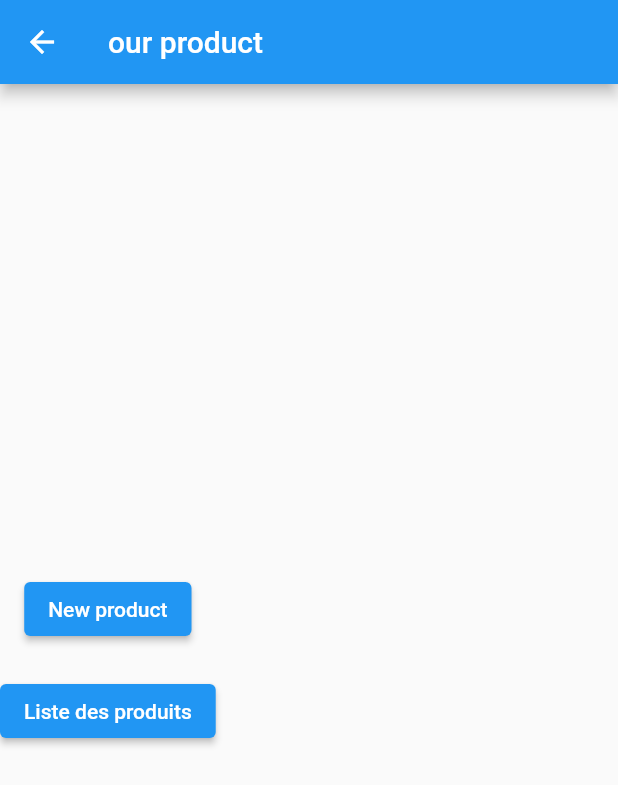
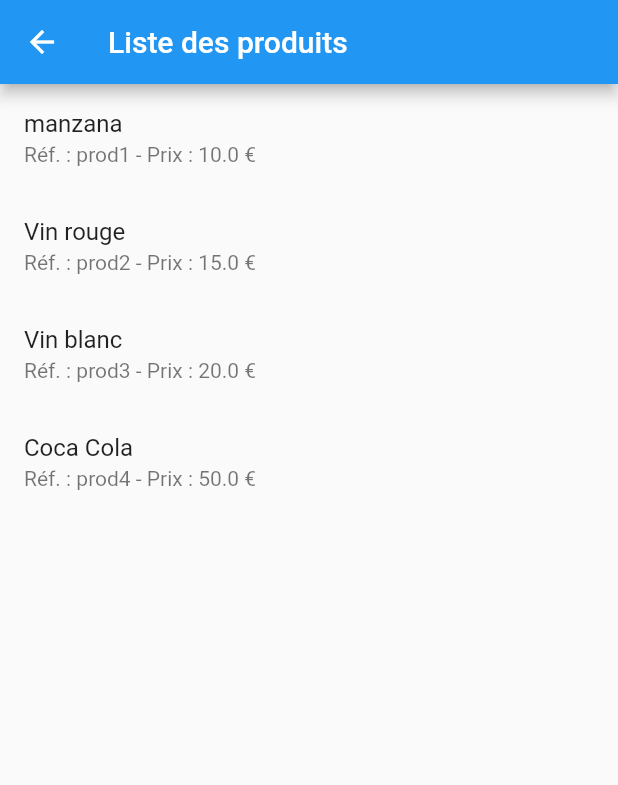
Before and after one commit to AminaD09/Dolibarr-mobile, a Flutter app: the HomePage1 screen opened directly, after a tap on "Liste des produits", on a phone screen of 412 x 824 dp. Shown: the top 785 px of the screen. Run offline on Flutter 3.47's test engine with Material 2 defaults, Android fonts, the phone set to English and light mode, and no system bars; our stand-ins replace fl_chart, fluttertoast, google_fonts, lottie, page_transition, percent_indicator; missing offline and left inert: flutter_session_manager, ternav_icons.

Commit message:
lister les produits

```diff
--- a/dolibarr_app/lib/produit/home_page.dart
+++ b/dolibarr_app/lib/produit/home_page.dart
@@ -65,7 +65,7 @@ class _HomePageState extends State<HomePage> {
                         setState(() {
                           nameController.text = '';
                           productController.text = '';
-                          products.add(Product(name: name, product: product));
+                          products.add(Product(name: name, product: product, reference: product, price: 2));
                         });
                       }
                       //
--- a/dolibarr_app/lib/produit/home_page1.dart
+++ b/dolibarr_app/lib/produit/home_page1.dart
@@ -1,4 +1,5 @@
 //import 'package:aydolibarr/produit/product.dart';
+import 'package:dolibarr_app/produit/product.dart';
 import 'package:flutter/material.dart';
 
 import 'home_page.dart';
@@ -6,6 +7,15 @@ import 'home_page.dart';
 
 class HomePage1 extends StatelessWidget {
   const HomePage1({super.key});
+
+
+   List<Product> get yourProductList => [
+    Product(name: 'manzana', reference: 'prod1', price: 10.0, product: 'Boisson'),
+    Product(name: 'Vin rouge' ,reference: 'prod2', price: 15.0, product: 'Boisson'),
+    Product(name: 'Vin blanc' ,reference: 'prod3', price: 20.0, product: 'Boisson'),
+    Product(name: 'Coca Cola' ,reference: 'prod4', price: 50.0, product: 'Boisson'),
+  ];
+
 
   @override
   Widget build(BuildContext context) {
@@ -37,6 +47,18 @@ onPressed: () {
           ElevatedButton(
             onPressed: () {
               // Naviguer vers la page de liste des produits
+
+
+             Navigator.push(
+  context,
+  MaterialPageRoute(
+    builder: (context) => ProductListPage(products: yourProductList),
+  ),
+);
+
+
+
+
             },
             child: const Text('Liste des produits'),
           ),
@@ -49,12 +71,31 @@ onPressed: () {
 
 
 
-//ElevatedButton(
-  //onPressed: () {
-    //Navigator.push(
-      //context,
-      //MaterialPageRoute(builder: (context) => ProductCreationPage()),
-    //);
-  //},
-  //child: const Text('Nouveau produit'),
-//),
+class ProductListPage extends StatelessWidget {
+  final List<Product> products;
+
+  const ProductListPage({Key? key, required this.products}) : super(key: key);
+
+  @override
+  Widget build(BuildContext context) {
+    return Scaffold(
+      appBar: AppBar(
+        title: const Text('Liste des produits'),
+      ),
+      body: ListView.builder(
+        itemCount: products.length,
+        itemBuilder: (context, index) {
+          final product = products[index];
+          return ListTile(
+              //title: Text(product.reference),
+            //subtitle: Text('${product.price} €'),
+            title: Text(product.name),
+            subtitle: Text('Réf. : ${product.reference} - Prix : ${product.price} €'),
+            //subtitle: Text('Ref. : ${product.price} €'),
+
+          );
+        },
+      ),
+    );
+  }
+}
--- a/dolibarr_app/lib/produit/product.dart
+++ b/dolibarr_app/lib/produit/product.dart
@@ -1,5 +1,15 @@
+//class Product {
+  //String name;
+  //String product;
+  //Product({required this.name, required this.product});
+//}
+
 class Product {
   String name;
   String product;
-  Product({required this.name, required this.product});
+  final String reference;
+  final double price;
+  Product({required this.name,required this.product,required this.reference,
+    required this.price});
+
 }
```
